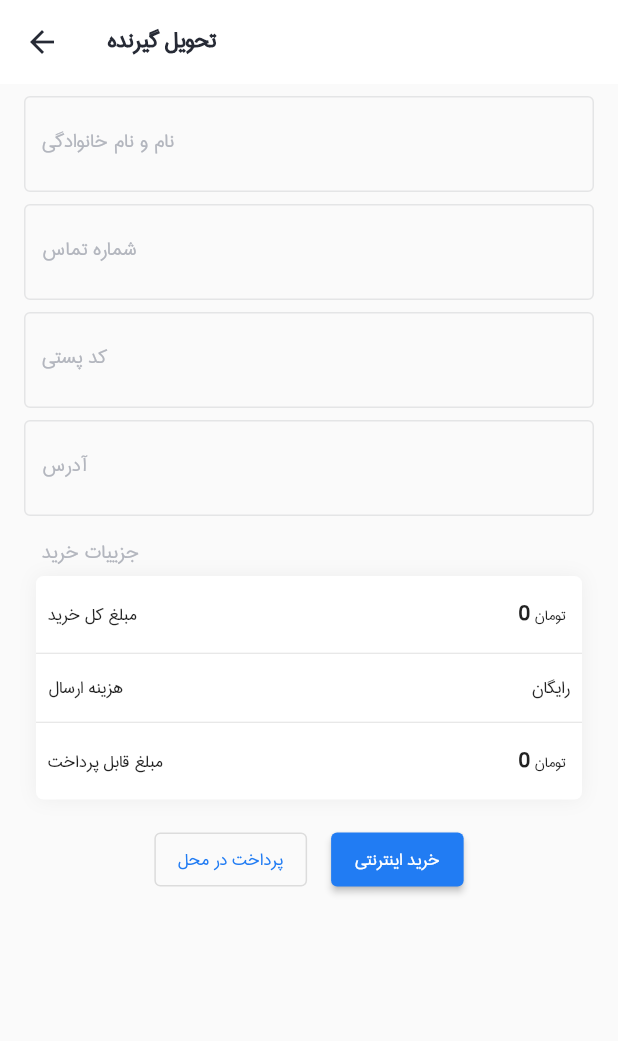
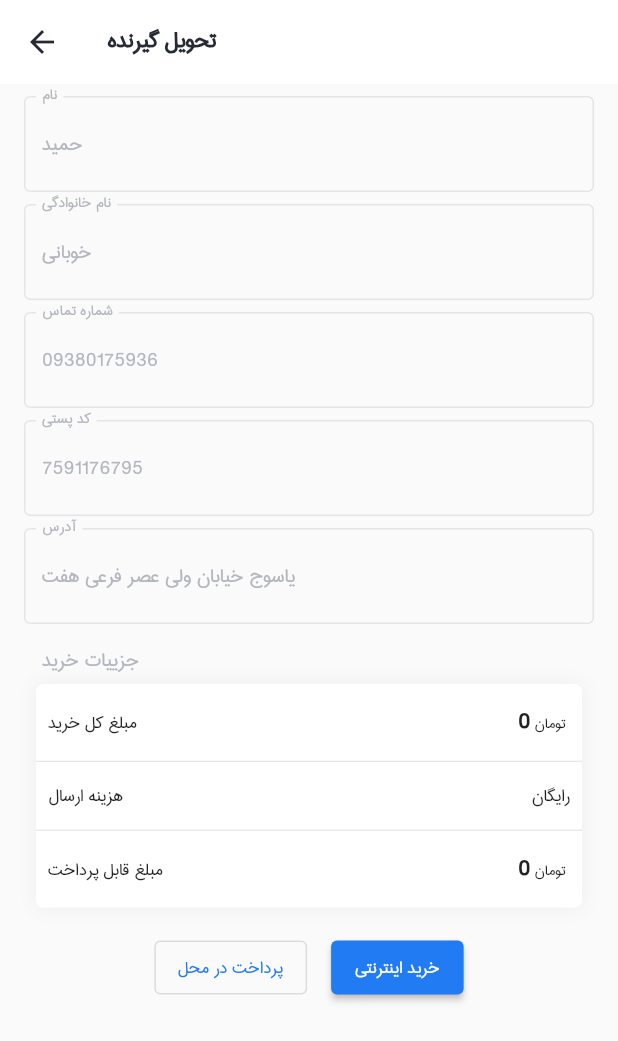
Before and after one commit to hamid5434/nike_store, a Flutter app: the ShippingScreen screen opened directly with empty values, on a phone screen of 412 x 824 dp. Shown: the top 1041 px of the screen. Run offline on Flutter 3.47's test engine with Material 2 defaults, Android fonts, the phone set to English and light mode, and no system bars; our stand-ins replace bloc, cached_network_image, dio, equatable, flutter_bloc, flutter_svg and 3 more; accounts and stored records are empty; network calls fail.

```diff
--- /dev/null
+++ b/lib/bloc/shipping/shipping_event.dart
@@ -0,0 +1,14 @@
+part of 'shipping_bloc.dart';
+
+abstract class ShippingEvent extends Equatable {
+  const ShippingEvent();
+
+  @override
+  List<Object?> get props => [];
+}
+
+class ShippingCreateOrder extends ShippingEvent {
+  final CreateOrderParams params;
+
+  const ShippingCreateOrder(this.params);
+}
--- /dev/null
+++ b/lib/bloc/shipping/shipping_state.dart
@@ -0,0 +1,30 @@
+part of 'shipping_bloc.dart';
+
+abstract class ShippingState extends Equatable {
+  const ShippingState();
+
+  @override
+  List<Object> get props => [];
+}
+
+class ShippingInitial extends ShippingState {}
+
+class ShippingLoading extends ShippingState {}
+
+class ShippingError extends ShippingState {
+  final AppException exception;
+
+  const ShippingError(this.exception);
+
+  @override
+  List<Object> get props => [exception];
+}
+
+class ShippingSuccess extends ShippingState {
+  final CreateOrderResult result;
+
+  const ShippingSuccess(this.result);
+
+  @override
+  List<Object> get props => [result];
+}
--- /dev/null
+++ b/lib/data/repo/order_repository.dart
@@ -0,0 +1,20 @@
+import 'package:nike_store/common/http_client.dart';
+import 'package:nike_store/data/source/order_data_source.dart';
+import 'package:nike_store/models/order/order.dart';
+
+final orderRepository = OrderRepository(OrderRemoteDataSource(httpClient));
+
+abstract class IOrderRepository extends IOrderDataSource {
+  //Future<CreateOrderResult> create(CreateOrderParams params);
+}
+
+class OrderRepository implements IOrderRepository {
+  final IOrderDataSource dataSource;
+
+  OrderRepository(this.dataSource);
+
+  @override
+  Future<CreateOrderResult> create(CreateOrderParams params) async {
+    return await dataSource.create(params);
+  }
+}
--- /dev/null
+++ b/lib/models/order/order.dart
@@ -0,0 +1,33 @@
+class CreateOrderResult {
+  final int orderId;
+  final String bankGatewayUrl;
+
+  CreateOrderResult(this.orderId, this.bankGatewayUrl);
+
+  CreateOrderResult.fromJson(Map<String, dynamic> json)
+      : orderId = json['order_id'],
+        bankGatewayUrl = json['bank_gateway_url'];
+}
+
+class CreateOrderParams {
+  final String firstName;
+  final String lastName;
+  final String phoneNumber;
+  final String postalCode;
+  final String address;
+  final PaymentMethod paymentMethod;
+
+  CreateOrderParams(
+    this.firstName,
+    this.lastName,
+    this.phoneNumber,
+    this.postalCode,
+    this.address,
+    this.paymentMethod,
+  );
+}
+
+enum PaymentMethod {
+  online,
+  cashOnDelivery,
+}
--- a/lib/screen/shipping/shipping_screen.dart
+++ b/lib/screen/shipping/shipping_screen.dart
@@ -1,9 +1,15 @@
+import 'dart:async';
+
 import 'package:flutter/material.dart';
+import 'package:flutter_bloc/flutter_bloc.dart';
+import 'package:nike_store/bloc/shipping/shipping_bloc.dart';
+import 'package:nike_store/data/repo/order_repository.dart';
+import 'package:nike_store/models/order/order.dart';
 import 'package:nike_store/screen/cart/price_info_screen.dart';
 import 'package:nike_store/screen/receipt/payment_receipt_screen.dart';
 
-class ShippingScreen extends StatelessWidget {
-  const ShippingScreen(
+class ShippingScreen extends StatefulWidget {
+  ShippingScreen(
       {Key? key,
       required this.totalPrice,
       required this.payablePrice,
@@ -15,64 +21,149 @@ class ShippingScreen extends StatelessWidget {
   final int shippingCost;
 
   @override
+  State<ShippingScreen> createState() => _ShippingScreenState();
+}
+
+class _ShippingScreenState extends State<ShippingScreen> {
+  TextEditingController firstNameController =
+      TextEditingController(text: 'حمید');
+
+  TextEditingController lastNameController =
+      TextEditingController(text: 'خوبانی');
+
+  TextEditingController phoneNumberController =
+      TextEditingController(text: '09380175936');
+
+  TextEditingController postalCodeController =
+      TextEditingController(text: '7591176795');
+
+  TextEditingController addrssController =
+      TextEditingController(text: 'یاسوج خیابان ولی عصر فرعی هفت ');
+
+  StreamSubscription? subscription;
+
+  @override
+  void dispose() {
+    // TODO: implement dispose
+    super.dispose();
+    subscription?.cancel();
+  }
+
+  @override
   Widget build(BuildContext context) {
     return Scaffold(
       appBar: AppBar(
         title: const Text('تحویل گیرنده'),
       ),
-      body: SingleChildScrollView(
+      body: BlocProvider<ShippingBloc>(
+        create: (context) {
+          final bloc = ShippingBloc(orderRepository);
+          subscription = bloc.stream.listen((state) {
+            if (state is ShippingError) {
+              ScaffoldMessenger.of(context).showSnackBar(
+                SnackBar(
+                  content: Text(
+                    state.exception.toString(),
+                  ),
+                ),
+              );
+            } else if (state is ShippingSuccess) {
+              Navigator.of(context).push(
+                MaterialPageRoute(
+                  builder: (context) => const PaymentReceiptScreen(),
+                ),
+              );
+            }
+          });
+          return bloc;
+        },
+        child: SingleChildScrollView(
           padding: const EdgeInsets.symmetric(horizontal: 16),
           child: Column(
             children: [
               const SizedBox(
                 height: 8,
               ),
-            const TextField(
-              decoration: InputDecoration(label: Text('نام و نام خانوادگی')),
+              TextField(
+                decoration: const InputDecoration(label: Text('نام')),
+                controller: firstNameController,
               ),
               const SizedBox(
                 height: 8,
               ),
-            const TextField(
-              decoration: InputDecoration(label: Text('شماره تماس')),
+              TextField(
+                decoration: const InputDecoration(label: Text('نام خانوادگی')),
+                controller: lastNameController,
               ),
               const SizedBox(
                 height: 8,
               ),
-            const TextField(
-              decoration: InputDecoration(label: Text('کد پستی')),
+              TextField(
+                decoration: const InputDecoration(label: Text('شماره تماس')),
+                controller: phoneNumberController,
               ),
               const SizedBox(
                 height: 8,
               ),
-            const TextField(
-              decoration: InputDecoration(label: Text('آدرس')),
+              TextField(
+                decoration: const InputDecoration(label: Text('کد پستی')),
+                controller: postalCodeController,
+              ),
+              const SizedBox(
+                height: 8,
+              ),
+              TextField(
+                decoration: const InputDecoration(label: Text('آدرس')),
+                controller: addrssController,
               ),
               PriceInfoScreen(
-              payablePrice: payablePrice,
-              shippingCost: shippingCost,
-              totalPrice: totalPrice,
+                payablePrice: widget.payablePrice,
+                shippingCost: widget.shippingCost,
+                totalPrice: widget.totalPrice,
               ),
-            Row(
+              BlocBuilder<ShippingBloc, ShippingState>(
+                builder: (context, state) {
+                  return state is ShippingLoading
+                      ? const SizedBox(
+                          width: 30,
+                          height: 30,
+                          child: CircularProgressIndicator(
+                            strokeWidth: 2,
+                          ),
+                        )
+                      : Row(
                           mainAxisAlignment: MainAxisAlignment.center,
                           children: [
                             OutlinedButton(
                               onPressed: () {
-                      Navigator.of(context).push(
-                        MaterialPageRoute(
-                          builder: (context) => const PaymentReceiptScreen(),
+                                BlocProvider.of<ShippingBloc>(context).add(
+                                  ShippingCreateOrder(
+                                    CreateOrderParams(
+                                      firstNameController.text,
+                                      lastNameController.text,
+                                      phoneNumberController.text,
+                                      postalCodeController.text,
+                                      addrssController.text,
+                                      PaymentMethod.cashOnDelivery,
+                                    ),
                                   ),
                                 );
                               },
-                    child: const Text('پرداخت در محل')),
+                              child: const Text('پرداخت در محل'),
+                            ),
                             const SizedBox(
                               width: 16,
                             ),
                             ElevatedButton(
-                    onPressed: () {}, child: const Text('خرید اینترنتی')),
+                              onPressed: () {},
+                              child: const Text('خرید اینترنتی'),
+                            ),
+                          ],
+                        );
+                },
+              ),
             ],
           ),
-          ],
         ),
       ),
     );
```
Also changed, not shown: lib/bloc/shipping/shipping_bloc.dart (added, +30 -0 lines), lib/data/source/order_data_source.dart (added, +27 -0 lines). Lines whose indentation alone changed are shown as unchanged.
